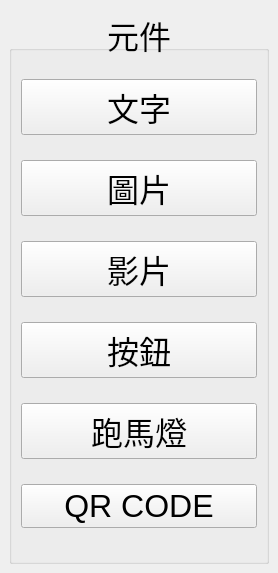
This is src/ActiveManager/LayerAddContent.ui in roger0816/BoardT as Qt 5 draws it before an edit. The edited form follows.
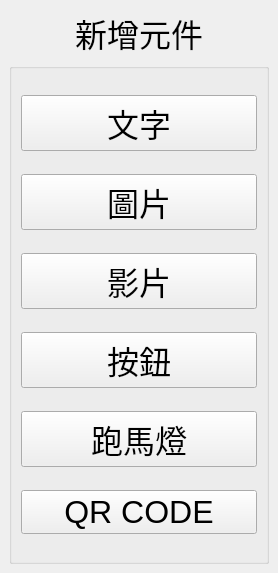
This is the edited form.

```diff
--- a/src/ActiveManager/LayerAddContent.ui
+++ b/src/ActiveManager/LayerAddContent.ui
@@ -37,10 +37,10 @@
       </font>
      </property>
      <layout class="QGridLayout" name="gridLayout_2">
-      <item row="0" column="0">
+      <item row="1" column="0">
        <widget class="QGroupBox" name="groupBox">
         <property name="title">
-         <string>元件</string>
+         <string/>
         </property>
         <property name="alignment">
          <set>Qt::AlignCenter</set>
@@ -91,6 +91,22 @@
         </layout>
        </widget>
       </item>
+      <item row="0" column="0">
+       <widget class="QLabel" name="label">
+        <property name="sizePolicy">
+         <sizepolicy hsizetype="Preferred" vsizetype="Maximum">
+          <horstretch>0</horstretch>
+          <verstretch>0</verstretch>
+         </sizepolicy>
+        </property>
+        <property name="text">
+         <string>新增元件</string>
+        </property>
+        <property name="alignment">
+         <set>Qt::AlignCenter</set>
+        </property>
+       </widget>
+      </item>
      </layout>
     </widget>
    </item>
```
